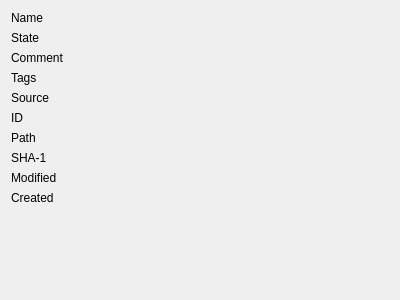
Old version of the form src/app/gui/fileproperties.ui in the repository plooorp/qTaggle.
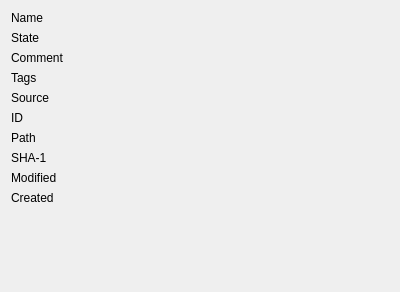
New version of the form.

The edit to the form file:
```diff
--- a/src/app/gui/fileproperties.ui
+++ b/src/app/gui/fileproperties.ui
@@ -7,7 +7,7 @@
     <x>0</x>
     <y>0</y>
     <width>400</width>
-    <height>300</height>
+    <height>292</height>
    </rect>
   </property>
   <property name="windowTitle">
```
Left out of the diff: 20 changed lines with no effect on the pictures.
